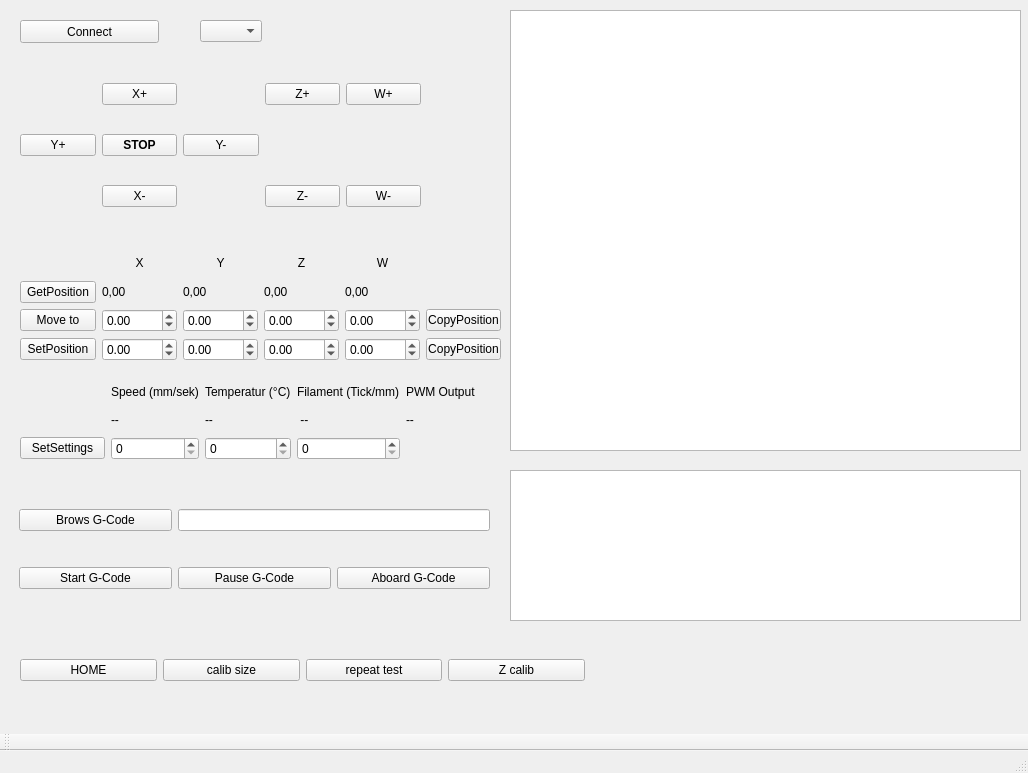
First picture: the form in CNC_MultiTool_GUI/mainwindow.ui, repository CNCMultiTool/CNC_MultiTool, before the edit.
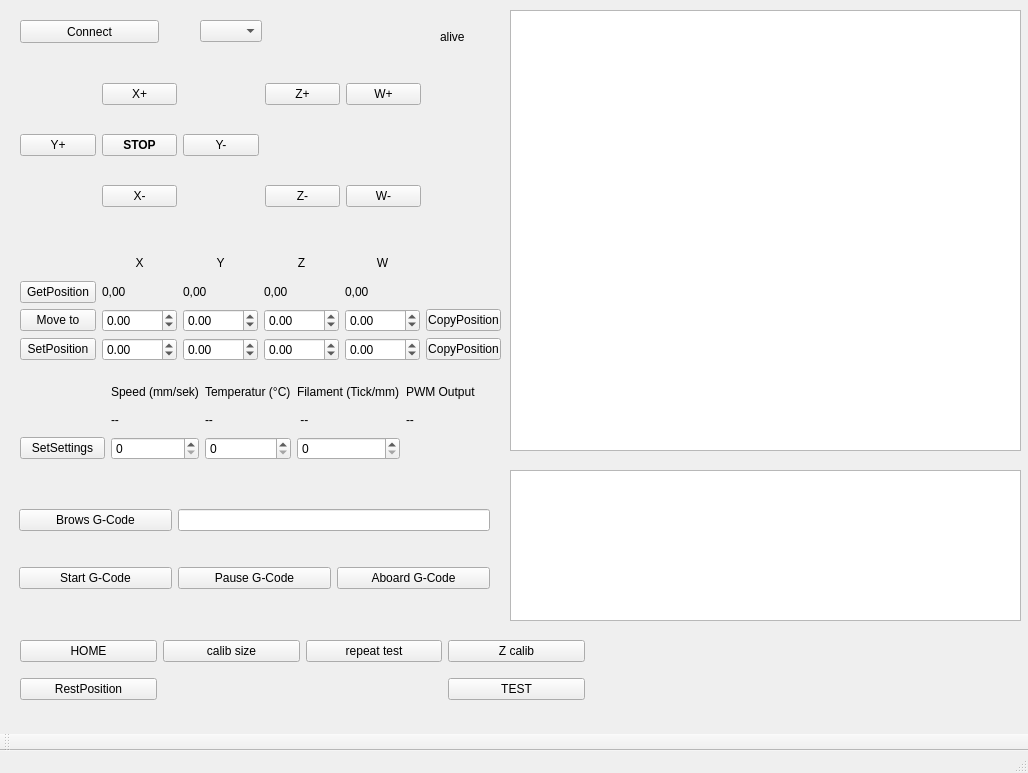
Second picture: the form after the edit.

The edit to the form file:
```diff
--- a/CNC_MultiTool_GUI/mainwindow.ui
+++ b/CNC_MultiTool_GUI/mainwindow.ui
@@ -943,6 +943,13 @@
        </property>
       </widget>
      </item>
+     <item row="0" column="2">
+      <widget class="QPushButton" name="pushButton_repeattest">
+       <property name="text">
+        <string>repeat test</string>
+       </property>
+      </widget>
+     </item>
      <item row="0" column="1">
       <widget class="QPushButton" name="pushButton_sizecalib">
        <property name="text">
@@ -957,15 +964,35 @@
        </property>
       </widget>
      </item>
-     <item row="0" column="2">
-      <widget class="QPushButton" name="pushButton_repeattest">
+     <item row="1" column="3">
+      <widget class="QPushButton" name="pushButton_test">
        <property name="text">
-        <string>repeat test</string>
+        <string>TEST</string>
+       </property>
+      </widget>
+     </item>
+     <item row="1" column="0">
+      <widget class="QPushButton" name="pushButton_rest">
+       <property name="text">
+        <string>RestPosition</string>
        </property>
       </widget>
      </item>
     </layout>
    </widget>
+   <widget class="QLabel" name="label_alive">
+    <property name="geometry">
+     <rect>
+      <x>440</x>
+      <y>30</y>
+      <width>47</width>
+      <height>14</height>
+     </rect>
+    </property>
+    <property name="text">
+     <string>alive</string>
+    </property>
+   </widget>
   </widget>
   <widget class="QMenuBar" name="menubar">
    <property name="geometry">
```
